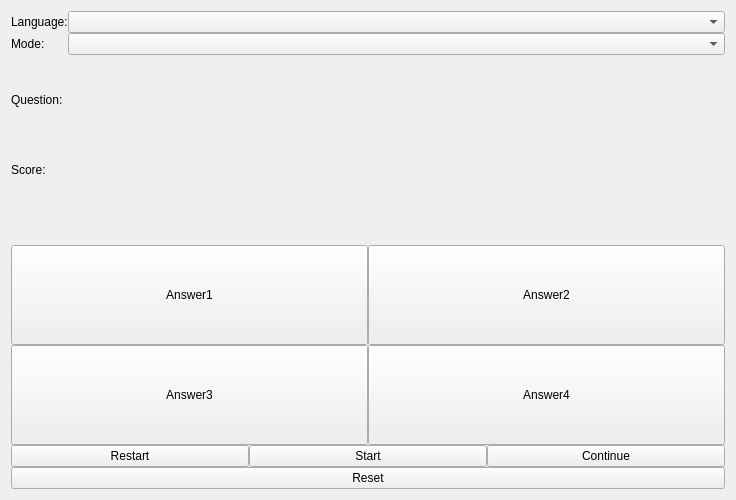
Qt form widgetgame.ui (sangpham2710/CS163-Project) before a commit.
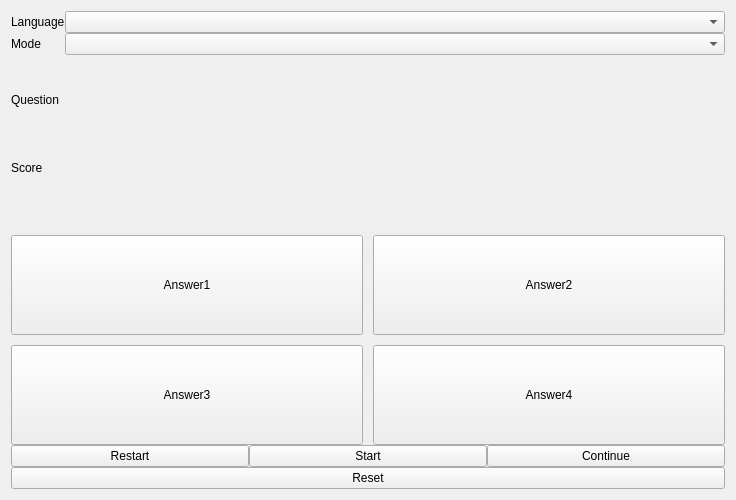
The same form after that commit.

```diff
--- a/widgetgame.ui
+++ b/widgetgame.ui
@@ -30,7 +30,7 @@
           </sizepolicy>
          </property>
          <property name="text">
-          <string>Language:</string>
+          <string>Language</string>
          </property>
         </widget>
        </item>
@@ -43,7 +43,7 @@
           </sizepolicy>
          </property>
          <property name="text">
-          <string>Mode:</string>
+          <string>Mode</string>
          </property>
         </widget>
        </item>
@@ -91,7 +91,7 @@
         </size>
        </property>
        <property name="text">
-        <string>Question:  </string>
+        <string>Question</string>
        </property>
       </widget>
      </item>
@@ -109,9 +109,17 @@
          <height>90</height>
         </size>
        </property>
+       <property name="font">
+        <font>
+         <pointsize>16</pointsize>
+        </font>
+       </property>
        <property name="text">
         <string/>
        </property>
+       <property name="alignment">
+        <set>Qt::AlignCenter</set>
+       </property>
        <property name="wordWrap">
         <bool>true</bool>
        </property>
@@ -130,7 +138,7 @@
         </sizepolicy>
        </property>
        <property name="text">
-        <string>Score:</string>
+        <string>Score</string>
        </property>
       </widget>
      </item>
@@ -168,7 +176,12 @@
       <number>0</number>
      </property>
      <item>
+      <layout class="QGridLayout" name="gridLayout_2">
+       <item row="0" column="1">
       <layout class="QGridLayout" name="gridLayout">
+         <property name="spacing">
+          <number>10</number>
+         </property>
        <item row="0" column="0">
         <widget class="QPushButton" name="pushButtonAnswer1">
          <property name="sizePolicy">
@@ -219,11 +232,7 @@
          </property>
         </widget>
        </item>
-      </layout>
-     </item>
-     <item>
-      <layout class="QGridLayout" name="gridLayout_2">
-       <item row="0" column="0">
+         <item row="1" column="0">
         <widget class="QPushButton" name="pushButtonAnswer3">
          <property name="sizePolicy">
           <sizepolicy hsizetype="Ignored" vsizetype="Fixed">
@@ -242,7 +251,7 @@
          </property>
         </widget>
        </item>
-       <item row="0" column="1">
+         <item row="1" column="1">
         <widget class="QPushButton" name="pushButtonAnswer4">
          <property name="sizePolicy">
           <sizepolicy hsizetype="Ignored" vsizetype="Fixed">
@@ -260,6 +269,8 @@
           <string>Answer4</string>
          </property>
         </widget>
+         </item>
+        </layout>
        </item>
       </layout>
      </item>
```
Lines whose indentation alone changed are shown as unchanged.
